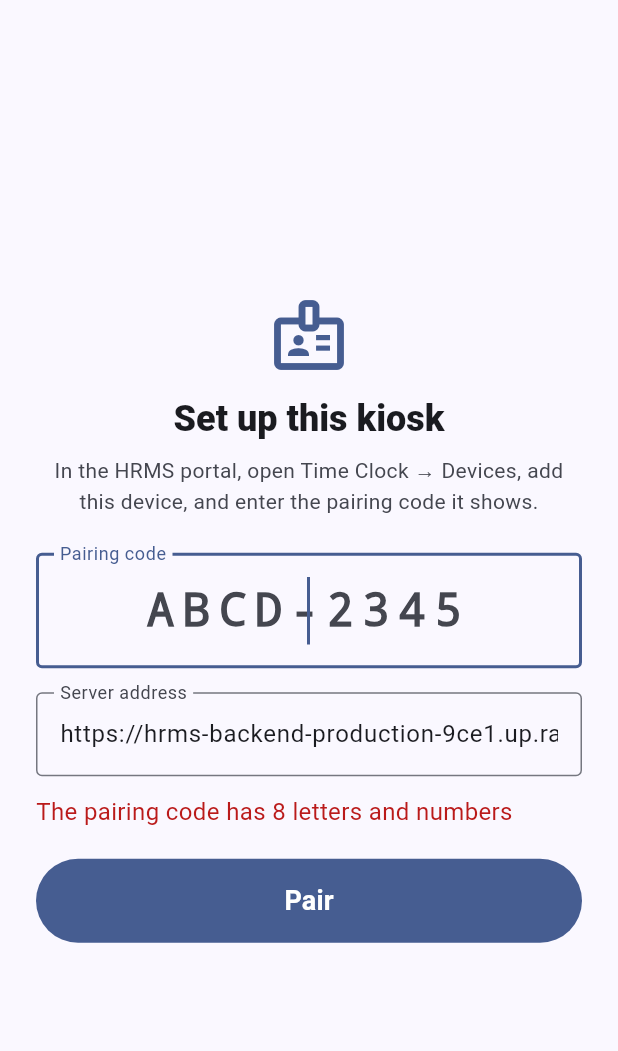
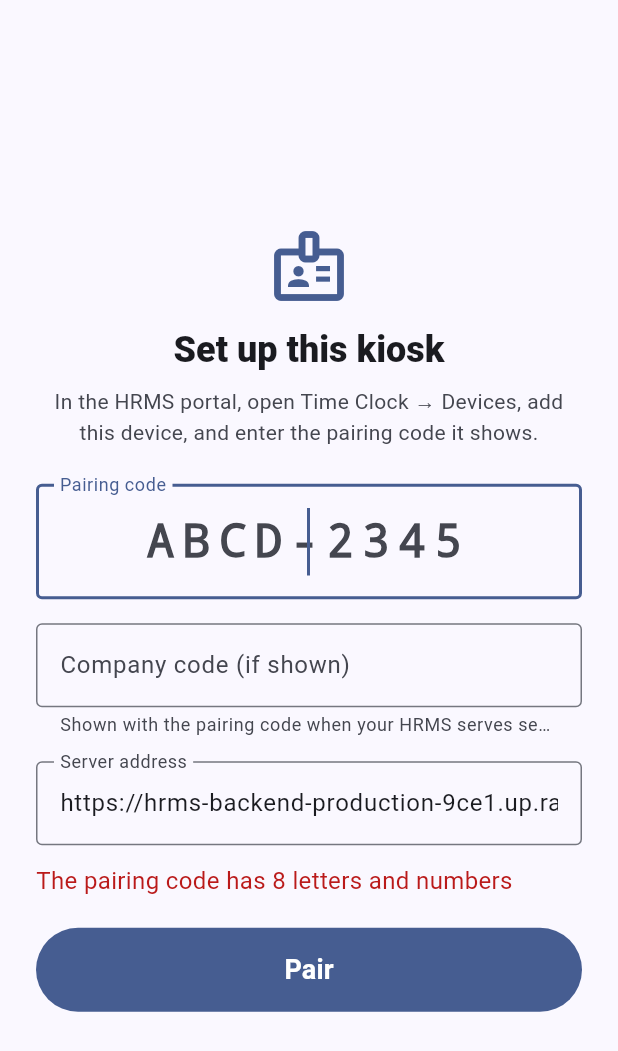
Before and after one commit to satishcorejava/hrms-kiosk-app, a Flutter app: the screen it shows after launch, after a tap on "Pair", on a phone screen of 412 x 824 dp. Shown: the top 1051 px of the screen. Run offline on Flutter 3.47's test engine with Material 3 defaults, Android fonts, the phone set to English and light mode, and no system bars; our stand-ins replace device_info_plus, flutter_secure_storage, permission_handler, wakelock_plus; missing offline and left inert: flutter_inappwebview.

Commit message:
Pairing: optional company code for multi-company HRMS
Co-Authored-By: Claude Opus 5.5 <noreply@anthropic.com>

```diff
--- a/lib/api.dart
+++ b/lib/api.dart
@@ -125,9 +125,9 @@ class KioskApi {
     return u;
   }
 
-  Future<Map<String, dynamic>?> _call(String method, String path, [Object? body]) async {
+  Future<Map<String, dynamic>?> _call(String method, String path, [Object? body, String? tenant]) async {
     final uri = Uri.parse('$baseUrl$path');
-    final headers = {'Content-Type': 'application/json', 'Accept': 'application/json', 'X-Device-Token': ?token};
+    final headers = {'Content-Type': 'application/json', 'Accept': 'application/json', 'X-Device-Token': ?token, 'X-Tenant': ?tenant};
     http.Response res;
     try {
       final f = method == 'GET' ? http.get(uri, headers: headers) : http.post(uri, headers: headers, body: jsonEncode(body ?? {}));
@@ -151,8 +151,10 @@ class KioskApi {
     throw ApiException(message, status: res.statusCode);
   }
 
-  Future<({String token, DeviceConfig device})> pair(String code, String deviceInfo) async {
-    final d = await _call('POST', '/device/pair', {'code': code, 'deviceInfo': deviceInfo});
+  /// [company] is the company code from Time Clock → Devices when HRMS serves several companies;
+  /// the key that comes back carries it, so later calls need nothing more.
+  Future<({String token, DeviceConfig device})> pair(String code, String deviceInfo, {String? company}) async {
+    final d = await _call('POST', '/device/pair', {'code': code, 'deviceInfo': deviceInfo}, company);
     return (token: d!['token'] as String, device: DeviceConfig.fromJson(d['device'] as Map<String, dynamic>));
   }
 
--- a/lib/screens/pair_screen.dart
+++ b/lib/screens/pair_screen.dart
@@ -21,6 +21,7 @@ class PairScreen extends StatefulWidget {
 class _PairScreenState extends State<PairScreen> {
   late final _server = TextEditingController(text: widget.server ?? DeviceStore.defaultServer);
   final _code = TextEditingController();
+  final _company = TextEditingController();
   bool _busy = false;
   String? _error;
 
@@ -42,7 +43,8 @@ class _PairScreenState extends State<PairScreen> {
     setState(() { _busy = true; _error = null; });
     try {
       final server = _server.text.trim();
-      final paired = await KioskApi(server).pair(code, await _deviceInfo());
+      final company = _company.text.trim().toLowerCase();
+      final paired = await KioskApi(server).pair(code, await _deviceInfo(), company: company.isEmpty ? null : company);
       await DeviceStore.save(server, paired.token);
       widget.onPaired(KioskApi(server, token: paired.token), paired.device);
     } on ApiException catch (e) {
@@ -92,6 +94,16 @@ class _PairScreenState extends State<PairScreen> {
                 ),
                 const SizedBox(height: 16),
                 TextField(
+                  controller: _company,
+                  autocorrect: false,
+                  decoration: const InputDecoration(
+                    labelText: 'Company code (if shown)',
+                    helperText: 'Shown with the pairing code when your HRMS serves several companies',
+                    border: OutlineInputBorder(),
+                  ),
+                ),
+                const SizedBox(height: 16),
+                TextField(
                   controller: _server,
                   keyboardType: TextInputType.url,
                   decoration: const InputDecoration(labelText: 'Server address', border: OutlineInputBorder()),
```
